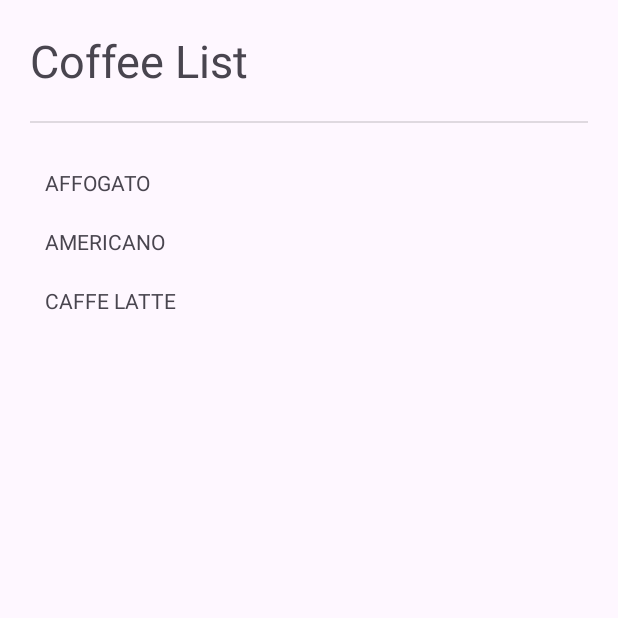
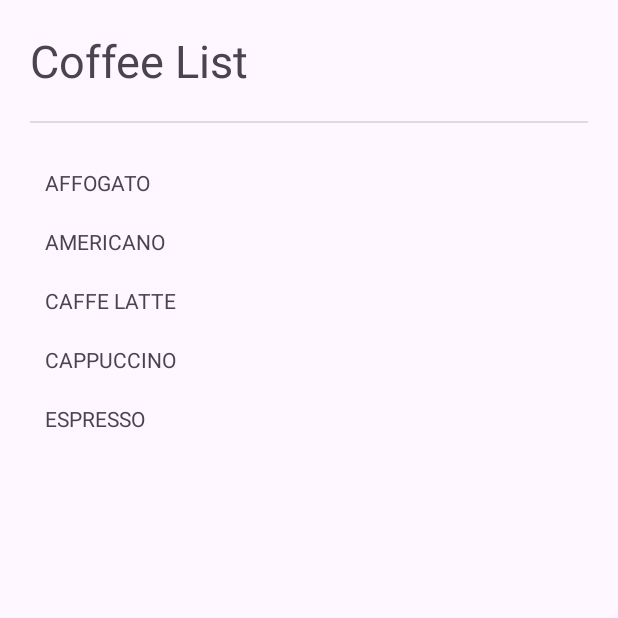
Before and after one commit to putenvrqa/LAB_WEEK_03, an Android app: the screen it shows after launch (MainActivity), on a phone screen of 412 x 824 dp, the top half of it. Run offline under Robolectric (Android 15) with nearby library versions, the phone set to English and light mode, and no system bars.

Commit message:
Commit No.5 – add back button & extend list

```diff
--- a/app/src/main/java/com/example/lab_week_03/ListFragment.kt
+++ b/app/src/main/java/com/example/lab_week_03/ListFragment.kt
@@ -6,6 +6,8 @@ import android.view.LayoutInflater
 import android.view.View
 import android.view.ViewGroup
 import androidx.navigation.findNavController
+import androidx.navigation.Navigation
+import androidx.core.os.bundleOf
 
 class ListFragment : Fragment() {
 
@@ -24,7 +26,9 @@ class ListFragment : Fragment() {
         val coffeeList = listOf<View>(
             view.findViewById(R.id.affogato),
             view.findViewById(R.id.americano),
-            view.findViewById(R.id.latte)
+            view.findViewById(R.id.latte),
+            view.findViewById(R.id.cappuccino),
+            view.findViewById(R.id.espresso)
         )
 
         coffeeList.forEach { coffee ->
--- a/app/src/main/res/layout/fragment_list.xml
+++ b/app/src/main/res/layout/fragment_list.xml
@@ -37,5 +37,17 @@
             android:layout_height="wrap_content"
             android:padding="10dp"
             android:text="@string/latte_title"/>
+        <TextView
+            android:id="@+id/cappuccino"
+            android:layout_width="match_parent"
+            android:layout_height="wrap_content"
+            android:padding="10dp"
+            android:text="@string/cappuccino_title"/>
+        <TextView
+            android:id="@+id/espresso"
+            android:layout_width="match_parent"
+            android:layout_height="wrap_content"
+            android:padding="10dp"
+            android:text="@string/espresso_title"/>
     </LinearLayout>
 </ScrollView>
--- a/app/src/main/res/values/strings.xml
+++ b/app/src/main/res/values/strings.xml
@@ -13,4 +13,9 @@ extraction.)</string>
 espresso with steamed milk and only a little milk foam poured over it. Serve in a
 latte glass or a coffee cup. Flavored syrup can be added.</string>
     <string name="coffee_list">Coffee List</string>
+    <string name="back">Back</string>
+    <string name="cappuccino_title">CAPPUCCINO</string>
+    <string name="cappuccino_desc">Espresso with steamed milk and a deep layer of foam. Served in a cappuccino cup.</string>
+    <string name="espresso_title">ESPRESSO</string>
+    <string name="espresso_desc">A concentrated coffee brewed by forcing hot water through finely-ground coffee.</string>
 </resources>
```
Also changed, not shown: app/src/main/java/com/example/lab_week_03/DetailFragment.kt (+14 -0 lines), app/src/main/res/layout/fragment_detail.xml (+7 -0 lines), 1 other file.
